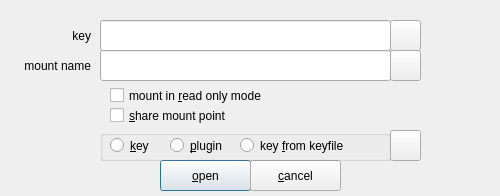
mhogomchungu/zuluCrypt, file zuluMount-gui/keydialog.ui: the form before one commit.
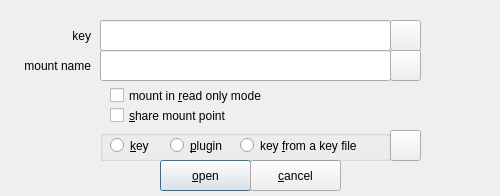
The form after the commit.

Patch:
```diff
--- a/zuluMount-gui/keydialog.ui
+++ b/zuluMount-gui/keydialog.ui
@@ -88,12 +88,12 @@
      <rect>
       <x>140</x>
       <y>0</y>
-      <width>131</width>
+      <width>151</width>
       <height>31</height>
      </rect>
     </property>
     <property name="text">
-     <string>key &amp;from keyfile</string>
+     <string>key &amp;from a key file</string>
     </property>
    </widget>
    <widget class="QRadioButton" name="rbPlugIn">
```
